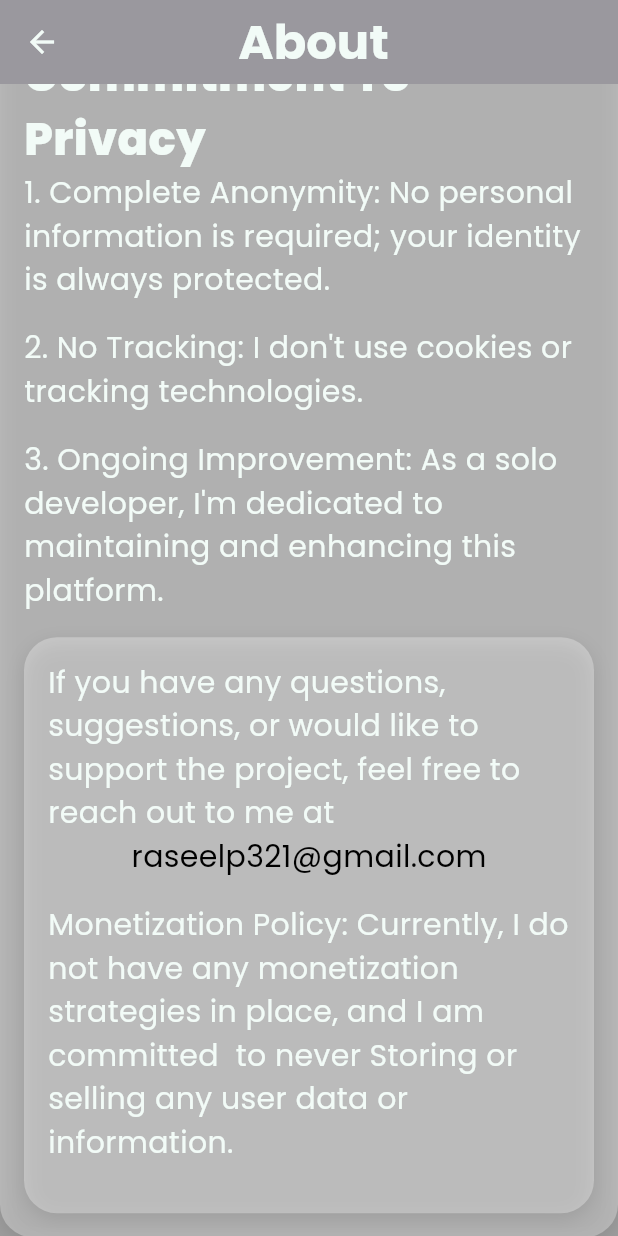
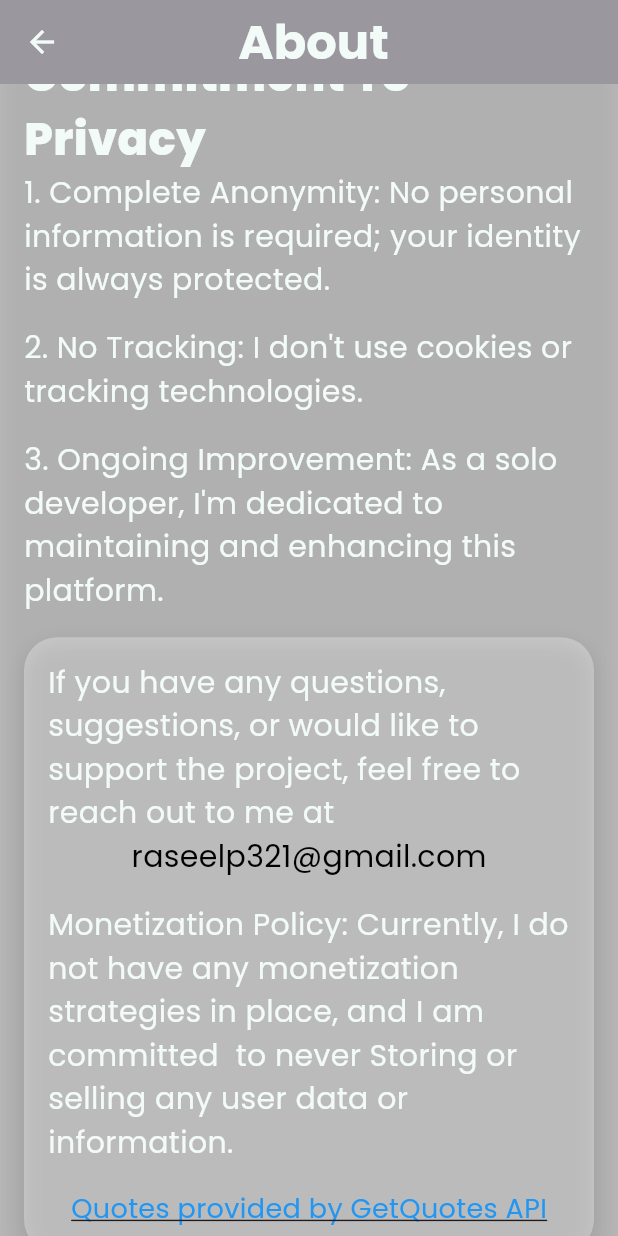
Before and after one commit to Raseelp/Silent-Echoes, a Flutter app: the AboutUs screen opened directly with empty values, scrolled down 466 dp, on a phone screen of 412 x 824 dp. Run offline on Flutter 3.47's test engine with Material 3 defaults, Android fonts, the light colour scheme and no system bars; our stand-ins replace awesome_snackbar_content, cloud_firestore, firebase_core, flutter_svg, loading_animation_widget; accounts and stored records are empty; network calls fail.

Commit message:
gave credits to the GetQuotes API through a link in about page

```diff
--- a/lib/Pages/aboutUs.dart
+++ b/lib/Pages/aboutUs.dart
@@ -1,6 +1,7 @@
 import 'package:flutter/material.dart';
 import 'package:silent_echoes/Pages/categoryPage.dart';
 import 'package:silent_echoes/util/appColors.dart';
+import 'package:url_launcher/url_launcher.dart';
 
 class AboutUs extends StatelessWidget {
   final Color categoryColor;
@@ -11,6 +12,17 @@ class AboutUs extends StatelessWidget {
   @override
   Widget build(BuildContext context) {
     final screenHeight = MediaQuery.of(context).size.height;
+
+    Future<void> _launchURL(String url) async {
+      final Uri uri = Uri.parse(url); // Convert string URL to Uri
+
+      if (await canLaunchUrl(uri)) {
+        // Use canLaunchUrl
+        await launchUrl(uri); // Use launchUrl
+      } else {
+        throw 'Could not launch $url';
+      }
+    }
 
     return WillPopScope(
       onWillPop: () async {
@@ -236,6 +248,19 @@ class AboutUs extends StatelessWidget {
                           SizedBox(
                             height: screenHeight * 0.02,
                           ),
+                          GestureDetector(
+                            onTap: () {
+                              _launchURL('https://favqs.com/api_terms');
+                            },
+                            child: const Text(
+                              'Quotes provided by GetQuotes API',
+                              style: TextStyle(
+                                color: Colors.blue,
+                                fontSize: 18,
+                                decoration: TextDecoration.underline,
+                              ),
+                            ),
+                          ),
                         ],
                       ),
                     ),
--- a/pubspec.yaml
+++ b/pubspec.yaml
@@ -40,6 +40,8 @@ dependencies:
   awesome_snackbar_content: ^0.1.4
   http: ^1.2.2
   loading_animation_widget: ^1.3.0
+  url_launcher: ^6.3.1
+  flutter_custom_tabs: ^2.1.0
 
 dev_dependencies:
   flutter_test:
```
Also changed, not shown: pubspec.lock, 5 other files.
